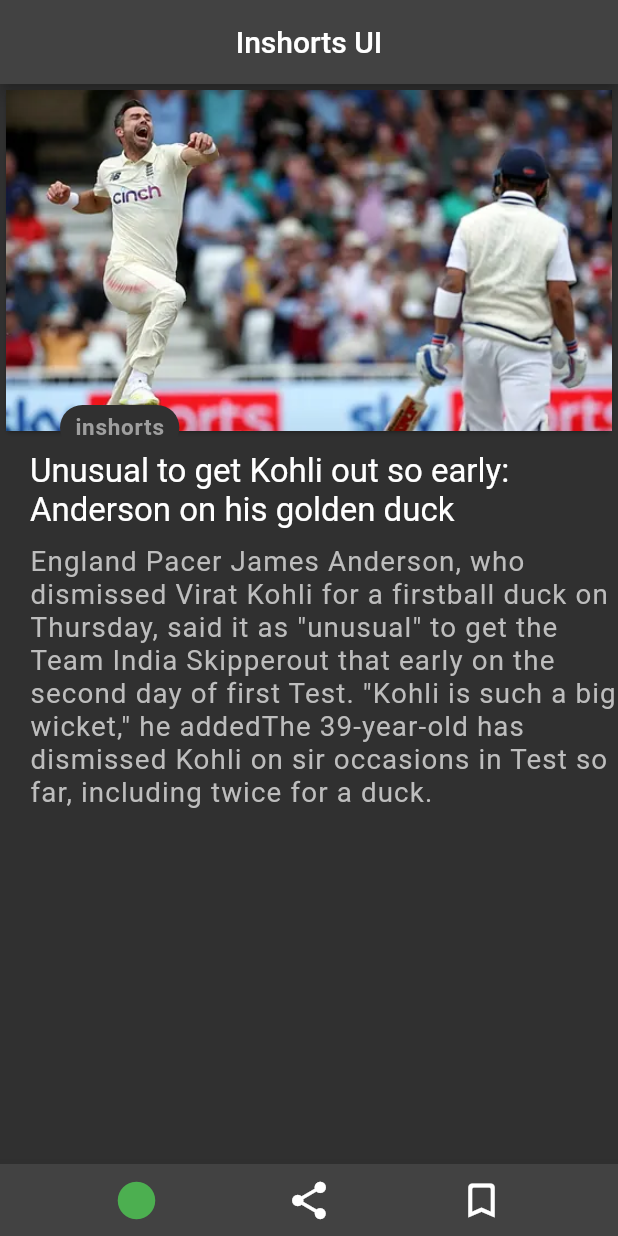
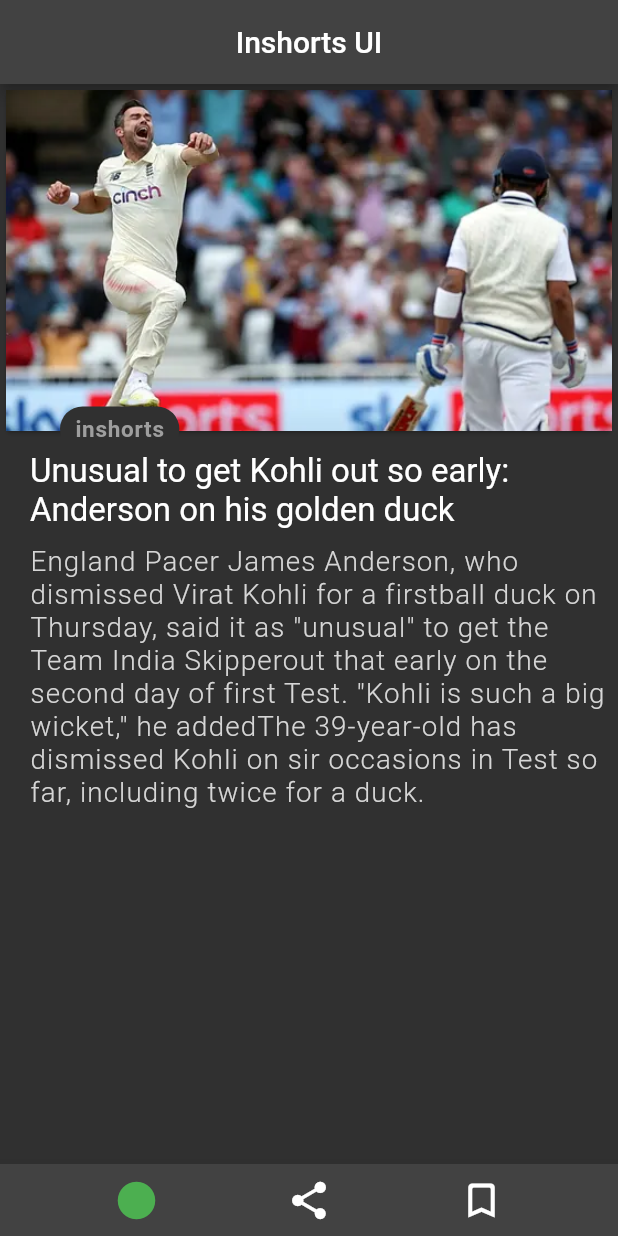
Before and after one commit to Manojkc15/flutter_inshorts_UI, a Flutter app: the screen it shows after launch, on a phone screen of 412 x 824 dp. Run offline on Flutter 3.47's test engine with Material 2 defaults, Android fonts, the phone set to English and light mode, and no system bars.

Commit message:
removed repeated code

```diff
--- a/lib/main.dart
+++ b/lib/main.dart
@@ -31,11 +31,7 @@ class inshortsUI extends StatelessWidget {
                   crossAxisAlignment: CrossAxisAlignment.start,
                   children: [
                     Text(
-                      'Unusual to get Kohli out so early:',
-                      style: TextStyle(fontSize: 22.0),
-                    ),
-                    Text(
-                      'Anderson on his golden duck',
+                      'Unusual to get Kohli out so early: Anderson on his golden duck',
                       style: TextStyle(fontSize: 22.0),
                     ),
                     SizedBox(height: 10.0),
@@ -47,8 +43,9 @@ class inshortsUI extends StatelessWidget {
                           'out that early on the second day of first Test. "Kohli is such a big wicket," he added'
                           'The 39-year-old has dismissed Kohli on sir occasions in Test so far, including twice for a duck.',
                           style: TextStyle(
+                            fontWeight: FontWeight.w300,
                             fontSize: 18.5,
-                            color: Colors.grey[400],
+                            color: Colors.grey[350],
                             letterSpacing: .75,
                           ),
                         ),
@@ -68,7 +65,7 @@ class inshortsUI extends StatelessWidget {
                 Radius.circular(30.0),
               ),
             ),
-            margin: EdgeInsets.only(left: 40.0, top: 214.0),
+            margin: EdgeInsets.only(left: 40.0, top: 215.0),
             child: Text(
               'inshorts',
               style: TextStyle(
```
